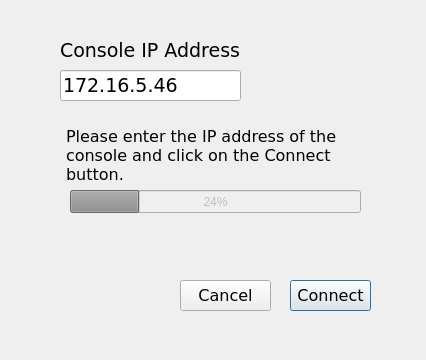
This is PyQt/install/startup.ui in RajaSrinivasan/Projects as Qt 5 draws it before an edit. The edited form follows.
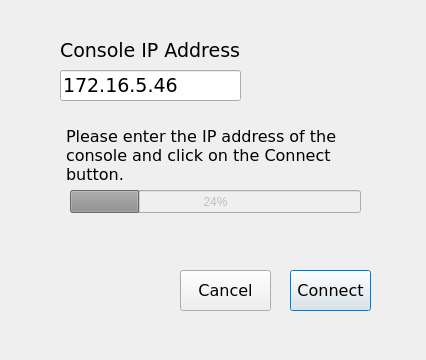
This is the edited form.

What changed in the file:
```diff
--- a/PyQt/install/startup.ui
+++ b/PyQt/install/startup.ui
@@ -20,9 +20,9 @@
    <property name="geometry">
     <rect>
      <x>290</x>
-     <y>280</y>
+     <y>270</y>
      <width>81</width>
-     <height>31</height>
+     <height>41</height>
     </rect>
    </property>
    <property name="font">
@@ -39,9 +39,9 @@
    <property name="geometry">
     <rect>
      <x>180</x>
-     <y>280</y>
+     <y>270</y>
      <width>91</width>
-     <height>31</height>
+     <height>41</height>
     </rect>
    </property>
    <property name="font">
```
